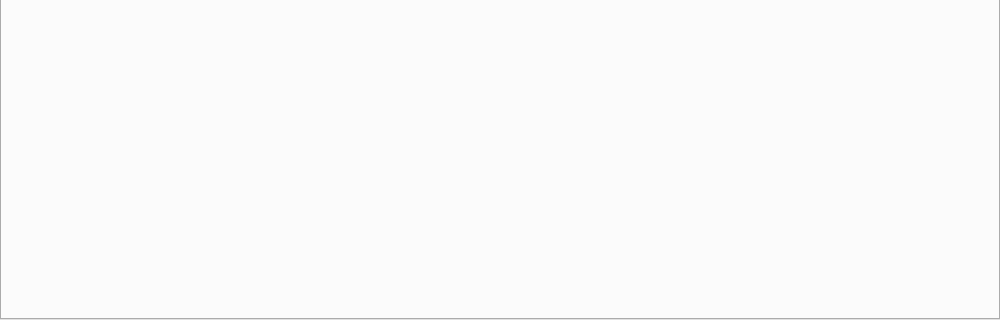
Above: projects/mcpha/ui/mcpha.ui from pavel-demin/usb104-a7-notes before the change; both pictures show x 0 to 1000 and y 280 to 600 of the 1000 by 600 pixel window. Below: the same form after it.
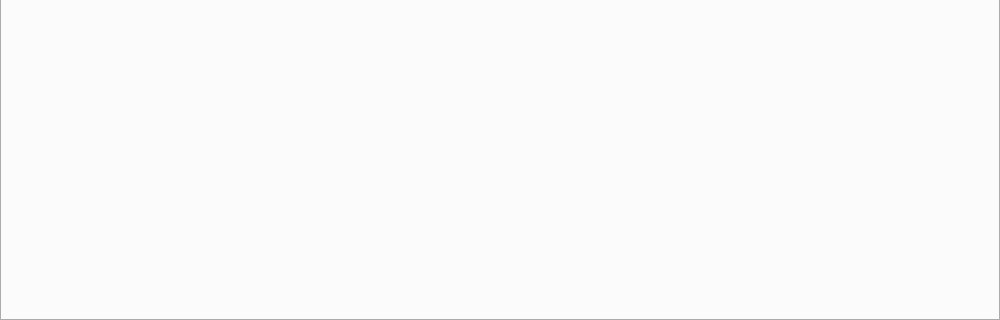
That is the form after the change.

Diff of the .ui file:
```diff
--- a/projects/mcpha/ui/mcpha.ui
+++ b/projects/mcpha/ui/mcpha.ui
@@ -112,7 +112,7 @@
     <item>
      <widget class="QTabWidget" name="tabWidget">
       <property name="tabPosition">
-       <enum>QTabWidget::West</enum>
+       <enum>QTabWidget::South</enum>
       </property>
      </widget>
     </item>
```
